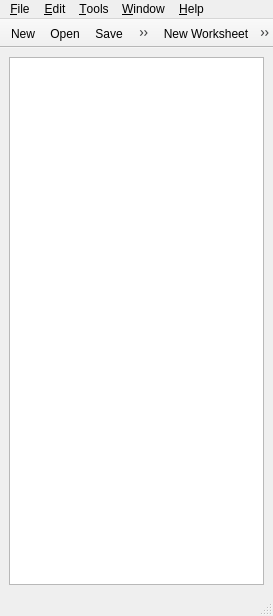
Qt form branches/split/grafity/ui/main.ui (BackupTheBerlios/grafity-svn) before a commit.
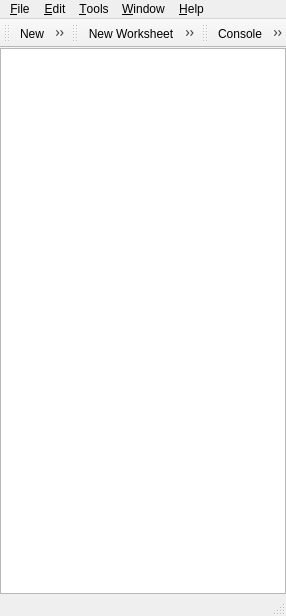
The same form after that commit. Icons and pictures are not drawn.

The edit to the form file:
```diff
--- a/branches/split/grafity/ui/main.ui
+++ b/branches/split/grafity/ui/main.ui
@@ -8,7 +8,7 @@
    <rect>
     <x>0</x>
     <y>0</y>
-    <width>273</width>
+    <width>251</width>
     <height>616</height>
    </rect>
   </property>
@@ -24,7 +24,7 @@
   <widget class="QWidget" name="centralwidget" >
    <layout class="QVBoxLayout" >
     <property name="margin" >
-     <number>9</number>
+     <number>0</number>
     </property>
     <property name="spacing" >
      <number>6</number>
@@ -43,8 +43,8 @@
     <rect>
      <x>0</x>
      <y>0</y>
-     <width>273</width>
-     <height>29</height>
+     <width>251</width>
+     <height>31</height>
     </rect>
    </property>
    <widget class="QMenu" name="menu_Help" >
@@ -92,9 +92,9 @@
    <property name="geometry" >
     <rect>
      <x>0</x>
-     <y>594</y>
-     <width>273</width>
-     <height>22</height>
+     <y>592</y>
+     <width>251</width>
+     <height>24</height>
     </rect>
    </property>
   </widget>
@@ -103,7 +103,7 @@
     <enum>Qt::LeftToRight</enum>
    </property>
    <property name="movable" >
-    <bool>false</bool>
+    <bool>true</bool>
    </property>
    <property name="orientation" >
     <enum>Qt::Horizontal</enum>
@@ -118,7 +118,7 @@
   </widget>
   <widget class="QToolBar" name="toolBar_2" >
    <property name="movable" >
-    <bool>false</bool>
+    <bool>true</bool>
    </property>
    <property name="orientation" >
     <enum>Qt::Horizontal</enum>
@@ -130,6 +130,22 @@
    <addaction name="actionNew_Graph" />
    <addaction name="actionNew_Folder" />
   </widget>
+  <widget class="QToolBar" name="toolBar_3" >
+   <property name="layoutDirection" >
+    <enum>Qt::LeftToRight</enum>
+   </property>
+   <property name="movable" >
+    <bool>true</bool>
+   </property>
+   <property name="orientation" >
+    <enum>Qt::Horizontal</enum>
+   </property>
+   <attribute name="toolBarArea" >
+    <number>4</number>
+   </attribute>
+   <addaction name="actionConsole" />
+   <addaction name="actionProperties" />
+  </widget>
   <action name="action_New" >
    <property name="icon" >
     <iconset>../resources/images/new/general/new.png</iconset>
@@ -210,6 +226,22 @@
     <string>E&amp;xit</string>
    </property>
   </action>
+  <action name="actionConsole" >
+   <property name="icon" >
+    <iconset>../resources/images/new/general/script.png</iconset>
+   </property>
+   <property name="text" >
+    <string>Console</string>
+   </property>
+  </action>
+  <action name="actionProperties" >
+   <property name="icon" >
+    <iconset>../resources/images/new/stock_file-properties.png</iconset>
+   </property>
+   <property name="text" >
+    <string>properties</string>
+   </property>
+  </action>
  </widget>
  <pixmapfunction></pixmapfunction>
  <resources/>
```
